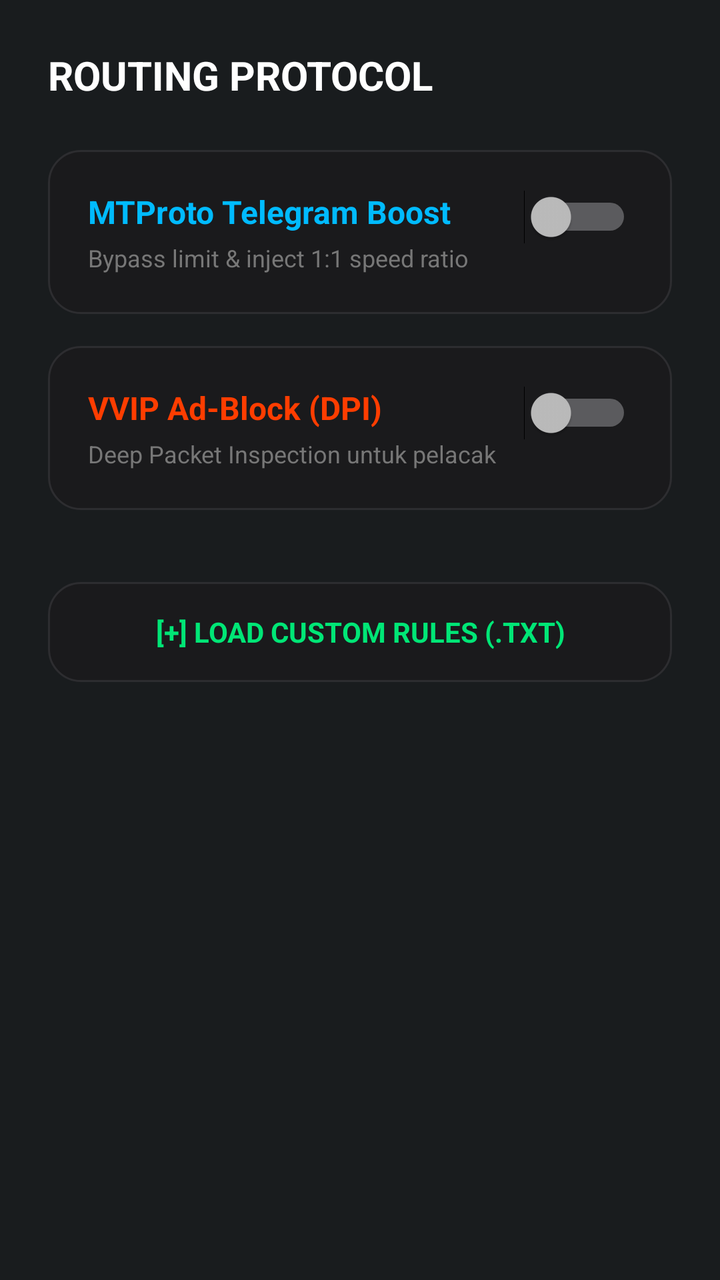
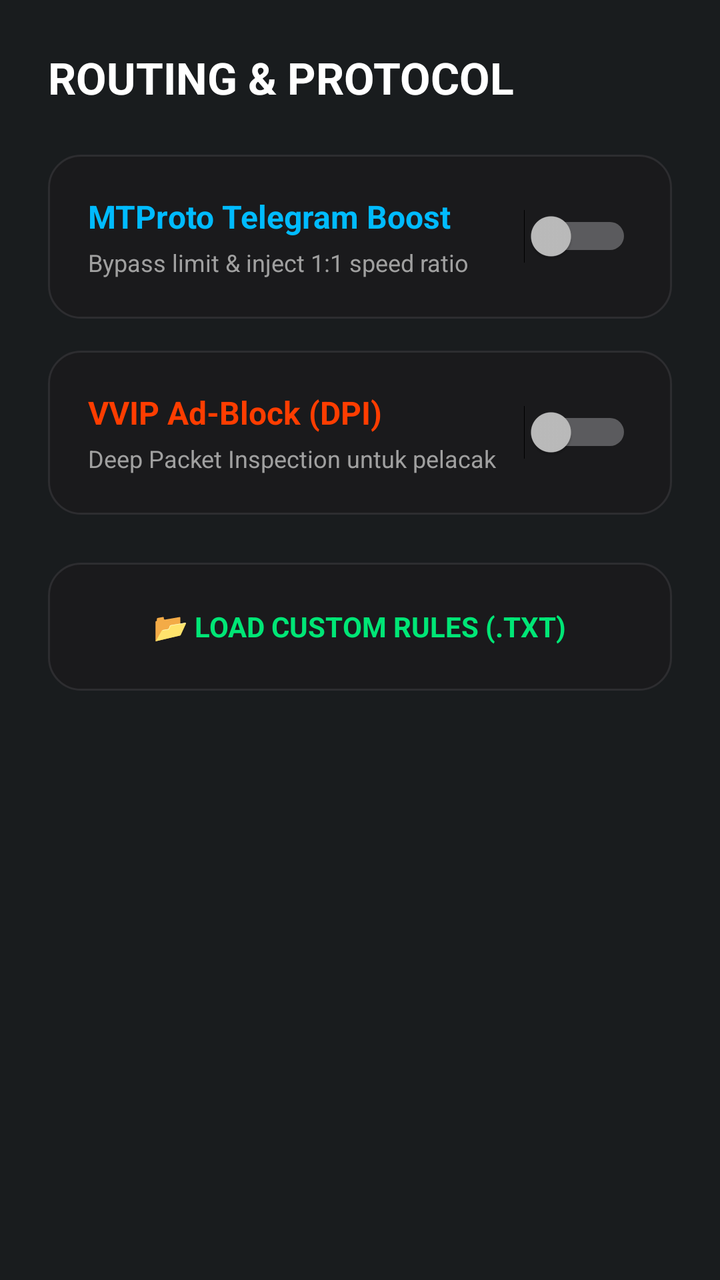

An Android layout rendered at two revisions. The XML below is the earlier revision; the diff shows what the commit changed to produce the second picture.
<!-- AndroidManifest.xml: application theme android:Theme.DeviceDefault.NoActionBar -->
<!-- res/layout/layout_rules.xml -->
<?xml version="1.0" encoding="utf-8"?>
<LinearLayout xmlns:android="http://schemas.android.com/apk/res/android"
    android:layout_width="match_parent" android:layout_height="match_parent" android:orientation="vertical" android:padding="24dp">
    
    <TextView android:layout_width="wrap_content" android:layout_height="wrap_content" android:text="ROUTING PROTOCOL" android:textColor="#FFFFFF" android:textSize="20sp" android:textStyle="bold" android:layout_marginBottom="24dp"/>
    
    <LinearLayout android:layout_width="match_parent" android:layout_height="wrap_content" android:orientation="horizontal" android:background="@drawable/bg_card" android:padding="20dp" android:layout_marginBottom="16dp">
        <LinearLayout android:layout_width="0dp" android:layout_height="wrap_content" android:layout_weight="1" android:orientation="vertical">
            <TextView android:layout_width="wrap_content" android:layout_height="wrap_content" android:text="MTProto Telegram Boost" android:textColor="#00BBFF" android:textStyle="bold" android:textSize="16sp"/>
            <TextView android:layout_width="wrap_content" android:layout_height="wrap_content" android:text="Bypass limit &amp; inject 1:1 speed ratio" android:textColor="#777777" android:textSize="12sp" android:layout_marginTop="4dp"/>
        </LinearLayout>
        <Switch android:id="@+id/switchTele" android:layout_width="wrap_content" android:layout_height="wrap_content" />
    </LinearLayout>

    <LinearLayout android:layout_width="match_parent" android:layout_height="wrap_content" android:orientation="horizontal" android:background="@drawable/bg_card" android:padding="20dp" android:layout_marginBottom="16dp">
        <LinearLayout android:layout_width="0dp" android:layout_height="wrap_content" android:layout_weight="1" android:orientation="vertical">
            <TextView android:layout_width="wrap_content" android:layout_height="wrap_content" android:text="VVIP Ad-Block (DPI)" android:textColor="#FF3D00" android:textStyle="bold" android:textSize="16sp"/>
            <TextView android:layout_width="wrap_content" android:layout_height="wrap_content" android:text="Deep Packet Inspection untuk pelacak" android:textColor="#777777" android:textSize="12sp" android:layout_marginTop="4dp"/>
        </LinearLayout>
        <Switch android:id="@+id/switchVvip" android:layout_width="wrap_content" android:layout_height="wrap_content" />
    </LinearLayout>
    
    <TextView android:layout_width="match_parent" android:layout_height="50dp" android:background="@drawable/bg_card" android:gravity="center" android:text="[+] LOAD CUSTOM RULES (.TXT)" android:textColor="#00E676" android:textStyle="bold" android:layout_marginTop="20dp"/>
</LinearLayout>
<!-- resources referenced by this layout -->
<resources>
  <!-- drawable bg_card (drawable) -->
  <?xml version="1.0" encoding="utf-8"?>
  <shape xmlns:android="http://schemas.android.com/apk/res/android" android:shape="rectangle">
      <corners android:radius="16dp" />
      <solid android:color="#1A1A1C" />
      <stroke android:width="1dp" android:color="#2D2D30" />
  </shape>
</resources>

<!-- the commit's change to res/layout/layout_rules.xml (unified diff, before → after) -->
@@ -2,23 +2,37 @@
 <LinearLayout xmlns:android="http://schemas.android.com/apk/res/android"
     android:layout_width="match_parent" android:layout_height="match_parent" android:orientation="vertical" android:padding="24dp">
     
-    <TextView android:layout_width="wrap_content" android:layout_height="wrap_content" android:text="ROUTING PROTOCOL" android:textColor="#FFFFFF" android:textSize="20sp" android:textStyle="bold" android:layout_marginBottom="24dp"/>
+    <TextView android:layout_width="wrap_content" android:layout_height="wrap_content" android:text="ROUTING &amp; PROTOCOL" android:textColor="#FFFFFF" android:textSize="22sp" android:textStyle="bold" android:layout_marginBottom="24dp"/>
     
-    <LinearLayout android:layout_width="match_parent" android:layout_height="wrap_content" android:orientation="horizontal" android:background="@drawable/bg_card" android:padding="20dp" android:layout_marginBottom="16dp">
+    
+    <LinearLayout android:layout_width="match_parent" android:layout_height="wrap_content" android:orientation="horizontal" android:background="@drawable/bg_card" android:padding="20dp" android:layout_marginBottom="16dp" android:gravity="center_vertical">
         <LinearLayout android:layout_width="0dp" android:layout_height="wrap_content" android:layout_weight="1" android:orientation="vertical">
             <TextView android:layout_width="wrap_content" android:layout_height="wrap_content" android:text="MTProto Telegram Boost" android:textColor="#00BBFF" android:textStyle="bold" android:textSize="16sp"/>
-            <TextView android:layout_width="wrap_content" android:layout_height="wrap_content" android:text="Bypass limit &amp; inject 1:1 speed ratio" android:textColor="#777777" android:textSize="12sp" android:layout_marginTop="4dp"/>
+            <TextView android:layout_width="wrap_content" android:layout_height="wrap_content" android:text="Bypass limit &amp; inject 1:1 speed ratio" android:textColor="#A0A0A0" android:textSize="12sp" android:layout_marginTop="4dp"/>
         </LinearLayout>
         <Switch android:id="@+id/switchTele" android:layout_width="wrap_content" android:layout_height="wrap_content" />
     </LinearLayout>
 
-    <LinearLayout android:layout_width="match_parent" android:layout_height="wrap_content" android:orientation="horizontal" android:background="@drawable/bg_card" android:padding="20dp" android:layout_marginBottom="16dp">
+    
+    <LinearLayout android:layout_width="match_parent" android:layout_height="wrap_content" android:orientation="horizontal" android:background="@drawable/bg_card" android:padding="20dp" android:layout_marginBottom="24dp" android:gravity="center_vertical">
         <LinearLayout android:layout_width="0dp" android:layout_height="wrap_content" android:layout_weight="1" android:orientation="vertical">
             <TextView android:layout_width="wrap_content" android:layout_height="wrap_content" android:text="VVIP Ad-Block (DPI)" android:textColor="#FF3D00" android:textStyle="bold" android:textSize="16sp"/>
-            <TextView android:layout_width="wrap_content" android:layout_height="wrap_content" android:text="Deep Packet Inspection untuk pelacak" android:textColor="#777777" android:textSize="12sp" android:layout_marginTop="4dp"/>
+            <TextView android:layout_width="wrap_content" android:layout_height="wrap_content" android:text="Deep Packet Inspection untuk pelacak" android:textColor="#A0A0A0" android:textSize="12sp" android:layout_marginTop="4dp"/>
         </LinearLayout>
         <Switch android:id="@+id/switchVvip" android:layout_width="wrap_content" android:layout_height="wrap_content" />
     </LinearLayout>
     
-    <TextView android:layout_width="match_parent" android:layout_height="50dp" android:background="@drawable/bg_card" android:gravity="center" android:text="[+] LOAD CUSTOM RULES (.TXT)" android:textColor="#00E676" android:textStyle="bold" android:layout_marginTop="20dp"/>
+    
+    <LinearLayout
+        android:id="@+id/btnUploadRules"
+        android:layout_width="match_parent"
+        android:layout_height="64dp"
+        android:background="@drawable/bg_card"
+        android:clickable="true"
+        android:focusable="true"
+        android:foreground="?attr/selectableItemBackground"
+        android:gravity="center"
+        android:orientation="horizontal">
+        <TextView android:layout_width="wrap_content" android:layout_height="wrap_content" android:text="📂 LOAD CUSTOM RULES (.TXT)" android:textColor="#00E676" android:textStyle="bold" android:textSize="14sp"/>
+    </LinearLayout>
 </LinearLayout>
